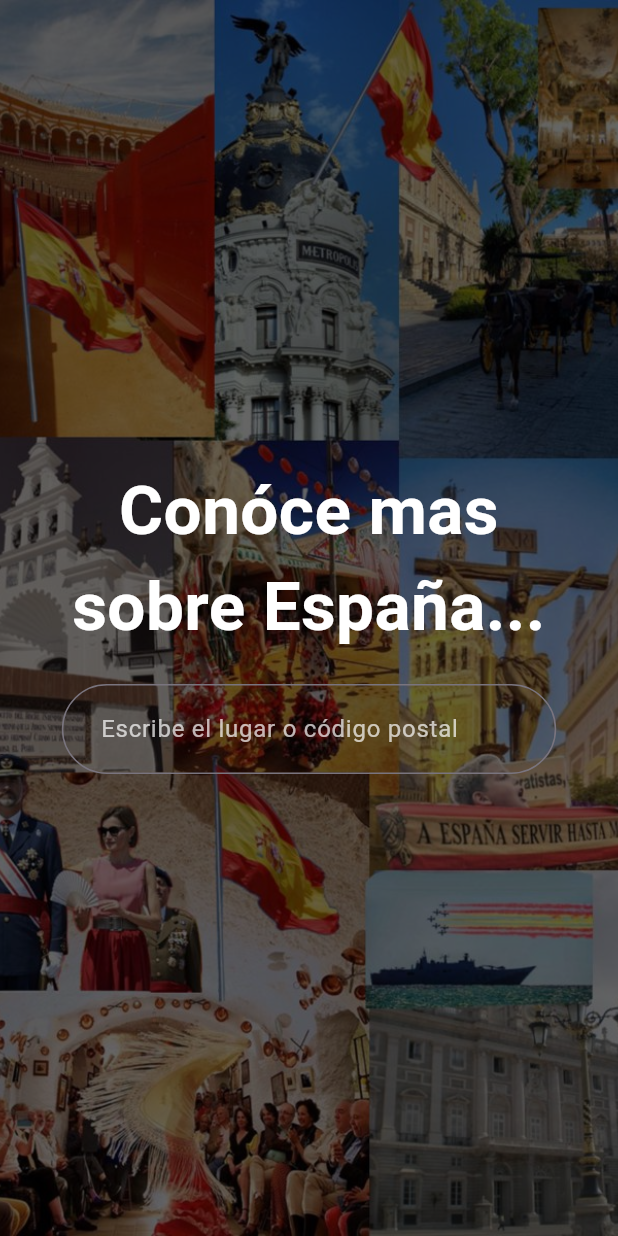
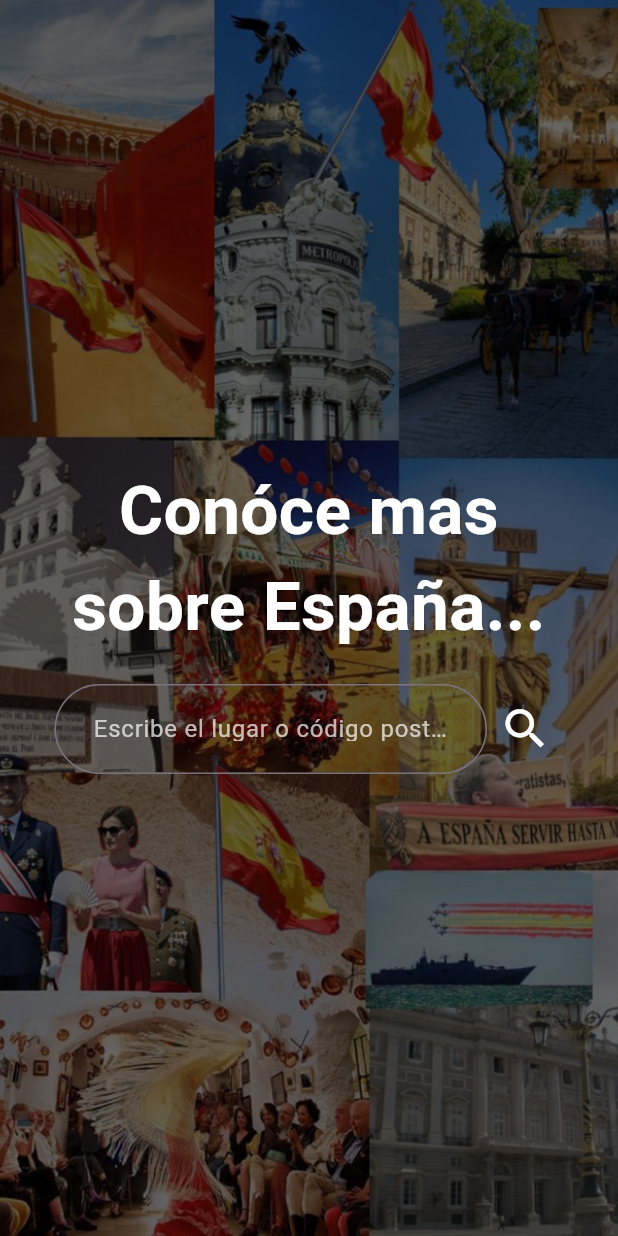
Before and after one commit to diegoquispe-dvp/tasca3, a Flutter app: the screen it shows after launch, on a phone screen of 412 x 824 dp. Run offline on Flutter 3.47's test engine with Material 3 defaults, Android fonts, the phone set to English and light mode, and no system bars; our stand-ins replace google_maps_flutter.

Commit message:
Logica modificada

```diff
--- a/lib/main.dart
+++ b/lib/main.dart
@@ -1,6 +1,7 @@
 import 'package:flutter/material.dart';
 import 'package:flutter/services.dart';
 import 'package:tasca3/screens/initial_screen.dart';
+//import 'package:tasca3/services/cpostal_service.dart';
 
 void main() {
   SystemChrome.setSystemUIOverlayStyle(const SystemUiOverlayStyle(
@@ -14,7 +15,7 @@ class MyApp extends StatelessWidget {
 
   @override
   Widget build(BuildContext context) {
-    return const MaterialApp(
+    return MaterialApp(
       debugShowCheckedModeBanner: false,
       home: InitialScreen(),
     );
--- a/lib/screens/initial_screen.dart
+++ b/lib/screens/initial_screen.dart
@@ -1,7 +1,56 @@
 import 'package:flutter/material.dart';
+import 'package:tasca3/screens/cpostal_screen.dart';
+import 'package:tasca3/services/cp_service.dart';
 
 class InitialScreen extends StatelessWidget {
-  const InitialScreen({super.key});
+  InitialScreen({super.key});
+
+  final inputController = TextEditingController();
+
+  void sendInputTo(context) async {
+    final input = inputController.text.trim();
+
+    if (input.isEmpty) {
+      Navigator.push(
+        context,
+        MaterialPageRoute(
+          builder: (context) =>
+              const CpostalScreen(result: 'Error: El campo está vacío.'),
+        ),
+      );
+      return;
+    }
+
+    final RegExp numberRegex = RegExp(r'^\d+$'); // Comprueba si es un número.
+    if (numberRegex.hasMatch(input)) {
+      // Es un número, consulta en la API de números.
+      Map<String, dynamic>? result = await CpService.datafromapinumber(input);
+      Navigator.push(
+        context,
+        MaterialPageRoute(
+          builder: (context) => CpostalScreen(result: result),
+        ),
+      );
+    } else if (input.contains(RegExp(r'^[a-zA-Z]+$'))) {
+      // Es texto, consulta en la API de texto.
+      Map<String, dynamic>? result = await CpService.datafromapitext(input);
+      Navigator.push(
+        context,
+        MaterialPageRoute(
+          builder: (context) => CpostalScreen(result: result),
+        ),
+      );
+    } else {
+      // No cumple con ninguna condición.
+      Navigator.push(
+        context,
+        MaterialPageRoute(
+          builder: (context) =>
+              const CpostalScreen(result: 'Error: Entrada no válida.'),
+        ),
+      );
+    }
+  }
 
   @override
   Widget build(BuildContext context) {
@@ -9,28 +58,26 @@ class InitialScreen extends StatelessWidget {
       onTap: () {
         FocusScope.of(context).unfocus();
       },
-      child: const Scaffold(
+      child: Scaffold(
         resizeToAvoidBottomInset: false,
         body: Stack(
           children: [
-            Background(),
-            MainContent(),
-          ],
+            //Background
+            Container(
+              decoration: BoxDecoration(
+                image: DecorationImage(
+                  colorFilter: ColorFilter.mode(
+                    Colors.black.withOpacity(0.6),
+                    BlendMode.darken,
+                  ),
+                  image: const AssetImage('assets/spain.jpg'),
+                  fit: BoxFit.cover,
                 ),
               ),
-    );
-  }
-}
+            ),
 
-//MainContent
-class MainContent extends StatelessWidget {
-  const MainContent({
-    super.key,
-  });
-
-  @override
-  Widget build(BuildContext context) {
-    return Container(
+            //Contenido Principal
+            Container(
               width: MediaQuery.of(context).size.width,
               height: MediaQuery.of(context).size.height,
               padding: const EdgeInsets.all(20),
@@ -48,9 +95,13 @@ class MainContent extends StatelessWidget {
                     textAlign: TextAlign.center,
                   ),
                   const SizedBox(height: 20),
+                  Row(
+                    mainAxisAlignment: MainAxisAlignment.center,
+                    children: [
                       SizedBox(
-            width: MediaQuery.of(context).size.width * 0.80,
+                        width: MediaQuery.of(context).size.width * 0.70,
                         child: TextField(
+                          controller: inputController,
                           cursorHeight: 20,
                           cursorRadius: const Radius.circular(15),
                           cursorColor: Colors.white70,
@@ -59,40 +110,33 @@ class MainContent extends StatelessWidget {
                             color: Colors.white70,
                           ),
                           decoration: InputDecoration(
-                contentPadding:
-                    const EdgeInsets.symmetric(vertical: 15, horizontal: 22),
+                            contentPadding: const EdgeInsets.symmetric(
+                                vertical: 15, horizontal: 22),
                             border: OutlineInputBorder(
                               borderRadius: BorderRadius.circular(40),
-                  borderSide: const BorderSide(color: Colors.white70, width: 5),
+                              borderSide: const BorderSide(
+                                  color: Colors.white70, width: 5),
                             ),
                             labelText: 'Escribe el lugar o código postal',
                             labelStyle: const TextStyle(color: Colors.white70),
                           ),
                         ),
                       ),
+                      //Botón que envia dato a la API, revisa, devuelve y pasa a cpostal_screen
+                      IconButton(
+                        onPressed: () => sendInputTo(context),
+                        icon: const Icon(
+                          Icons.search,
+                          color: Colors.white,
+                          size: 35,
+                        ),
+                      ),
                     ],
                   ),
-    );
-  }
-}
-
-//Background
-class Background extends StatelessWidget {
-  const Background({
-    super.key,
-  });
-
-  @override
-  Widget build(BuildContext context) {
-    return Container(
-      decoration: BoxDecoration(
-        image: DecorationImage(
-          colorFilter: ColorFilter.mode(
-            Colors.black.withOpacity(0.6),
-            BlendMode.darken,
+                ],
               ),
-          image: const AssetImage('assets/spain.jpg'),
-          fit: BoxFit.cover,
+            ),
+          ],
         ),
       ),
     );
--- a/pubspec.yaml
+++ b/pubspec.yaml
@@ -34,6 +34,8 @@ dependencies:
   # The following adds the Cupertino Icons font to your application.
   # Use with the CupertinoIcons class for iOS style icons.
   cupertino_icons: ^1.0.8
+  http: ^1.2.2
+  google_maps_flutter: ^2.10.0
 
 dev_dependencies:
   flutter_test:
```
Also changed, not shown: lib/screens/cpostal_screen.dart (added, +84 -0 lines), lib/services/cp_service.dart (added, +28 -0 lines), pubspec.lock, 2 other files. Lines whose indentation alone changed are shown as unchanged.
